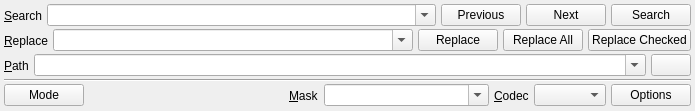
testmana2/mks, file v2/branches/dev/plugins/base/SearchAndReplaceV2/src/SearchWidget.ui: the form before one commit.
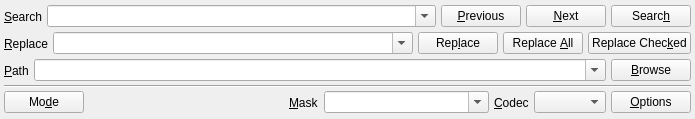
The form after the commit. Icons and pictures are not drawn.

Commit message: WIP of new SearchWidget gui, now all actions / options / widgets are available by keyboard shortcuts !

```diff
--- a/v2/branches/dev/plugins/base/SearchAndReplaceV2/src/SearchWidget.ui
+++ b/v2/branches/dev/plugins/base/SearchAndReplaceV2/src/SearchWidget.ui
@@ -7,7 +7,7 @@
     <x>0</x>
     <y>0</y>
     <width>695</width>
-    <height>111</height>
+    <height>119</height>
    </rect>
   </property>
   <property name="sizePolicy">
@@ -73,7 +73,7 @@
          <item>
           <widget class="QPushButton" name="pbPrevious">
            <property name="text">
-            <string>Previous</string>
+            <string>&amp;Previous</string>
            </property>
            <property name="icon">
             <iconset resource="../../../../monkey/src/resources/resources.qrc">
@@ -84,7 +84,7 @@
          <item>
           <widget class="QPushButton" name="pbNext">
            <property name="text">
-            <string>Next</string>
+            <string>&amp;Next</string>
            </property>
            <property name="icon">
             <iconset resource="../../../../monkey/src/resources/resources.qrc">
@@ -95,7 +95,7 @@
          <item>
           <widget class="QPushButton" name="pbSearch">
            <property name="text">
-            <string>Search</string>
+            <string>Searc&amp;h</string>
            </property>
            <property name="icon">
             <iconset resource="../../../../monkey/src/resources/resources.qrc">
@@ -159,7 +159,7 @@
          <item>
           <widget class="QPushButton" name="pbReplace">
            <property name="text">
-            <string>Replace</string>
+            <string>Rep&amp;lace</string>
            </property>
            <property name="icon">
             <iconset resource="../../../../monkey/src/resources/resources.qrc">
@@ -170,14 +170,14 @@
          <item>
           <widget class="QPushButton" name="pbReplaceAll">
            <property name="text">
-            <string>Replace All</string>
+            <string>Replace &amp;All</string>
            </property>
           </widget>
          </item>
          <item>
           <widget class="QPushButton" name="pbReplaceChecked">
            <property name="text">
-            <string>Replace Checked</string>
+            <string>Replace Chec&amp;ked</string>
            </property>
            <property name="icon">
             <iconset resource="../../../../monkey/src/resources/resources.qrc">
@@ -240,6 +240,9 @@
          </property>
          <item>
           <widget class="QPushButton" name="pbBrowse">
+           <property name="text">
+            <string>&amp;Browse</string>
+           </property>
            <property name="icon">
             <iconset resource="../../../../monkey/src/resources/resources.qrc">
              <normaloff>:/listeditor/icons/listeditor/folder.png</normaloff>:/listeditor/icons/listeditor/folder.png</iconset>
@@ -271,7 +274,7 @@
       <item>
        <widget class="QPushButton" name="pbMode">
         <property name="text">
-         <string>Mode</string>
+         <string>Mo&amp;de</string>
         </property>
         <property name="icon">
          <iconset resource="../../../../monkey/src/resources/resources.qrc">
@@ -374,7 +377,7 @@
       <item>
        <widget class="QPushButton" name="pbOptions">
         <property name="text">
-         <string>Options</string>
+         <string>&amp;Options</string>
         </property>
         <property name="icon">
          <iconset resource="../../../../monkey/src/resources/resources.qrc">
```
Left out of the diff: 16 changed lines with no effect on the pictures. The commit also changes 2 other files.
